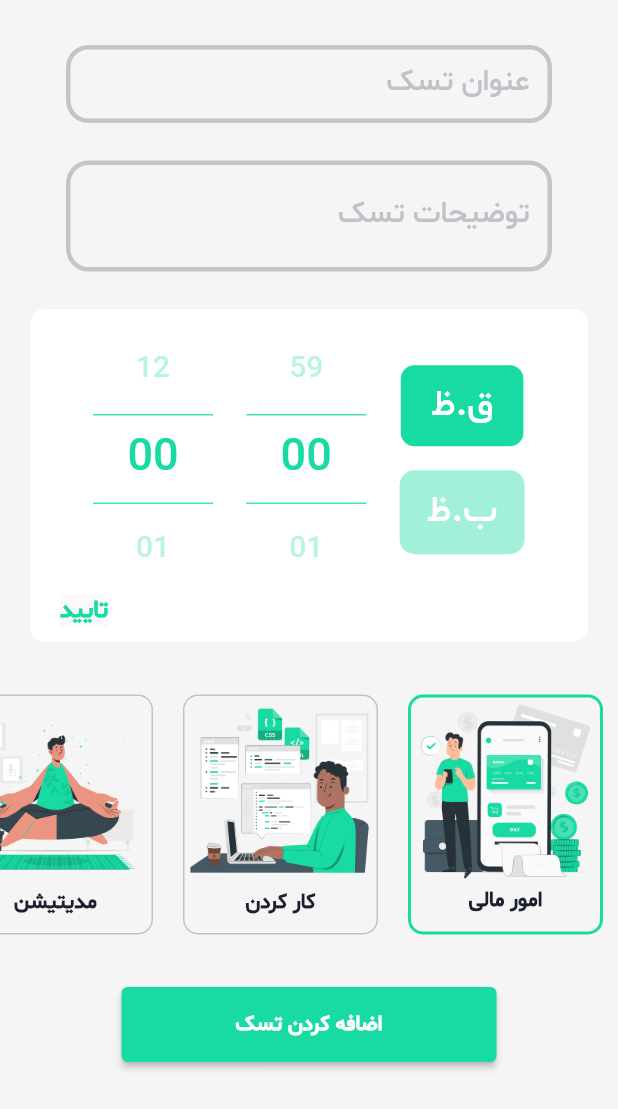
After one commit to arsalanManavii/TodoApplication, a Flutter app: the AddTaskScreen screen opened directly, on a phone screen of 412 x 824 dp. The commit adds this screen. Shown: the top 1109 px of the screen. Run offline on Flutter 3.47's test engine with Material 2 defaults, Android fonts, the phone set to English and light mode, and no system bars; drawn by our look-alikes of numberpicker; our stand-ins replace percent_indicator.

Commit message:
add task screen ui added

```diff
--- /dev/null
+++ b/lib/data/task_type.dart
@@ -0,0 +1,13 @@
+import 'package:note_application/enums/task_type_enum.dart';
+
+class TaskType {
+  TaskType({
+    required this.image,
+    required this.title,
+    required this.taskTypeEnum,
+  });
+
+  String image;
+  String title;
+  Enum taskTypeEnum;
+}
--- /dev/null
+++ b/lib/enums/task_type_enum.dart
@@ -0,0 +1,11 @@
+enum TaskTypeEnum {
+  banking,
+  hardWorking,
+  meditate,
+  socialFriends,
+  studyEnglish,
+  study,
+  uiPractice,
+  workMeeting,
+  workout,
+}
--- a/lib/main.dart
+++ b/lib/main.dart
@@ -1,4 +1,5 @@
 import 'package:flutter/material.dart';
+import 'package:note_application/screens/add_task_screen.dart';
 import 'package:note_application/screens/calendar_screen.dart';
 import 'package:note_application/screens/home_screen.dart';
 
--- /dev/null
+++ b/lib/screens/add_task_screen.dart
@@ -0,0 +1,344 @@
+import 'package:flutter/material.dart';
+import 'package:note_application/constant/color.dart';
+import 'package:note_application/utility/utility.dart';
+import 'package:numberpicker/numberpicker.dart';
+
+class AddTaskScreen extends StatefulWidget {
+  const AddTaskScreen({super.key});
+
+  @override
+  State<AddTaskScreen> createState() => _AddTaskScreenState();
+}
+
+class _AddTaskScreenState extends State<AddTaskScreen> {
+  FocusNode negahban1 = FocusNode();
+  FocusNode negahban2 = FocusNode();
+  final controllerTitle = TextEditingController();
+  final controllerSubTitle = TextEditingController();
+  var hour = 0;
+  var minute = 0;
+  bool isAMFormat = true;
+  int _selectedItem = 0;
+  @override
+  void initState() {
+    super.initState();
+    negahban1.addListener(
+      () {
+        setState(
+          () {},
+        );
+      },
+    );
+    negahban2.addListener(
+      () {
+        setState(
+          () {},
+        );
+      },
+    );
+  }
+
+  @override
+  Widget build(BuildContext context) {
+    return Scaffold(
+      backgroundColor: backgroundWhiteColor,
+      body: SafeArea(
+        child: Column(
+          children: [
+            SizedBox(height: 30.0),
+            _getTitleContainer(),
+            SizedBox(height: 25.0),
+            _getSubTitleContainer(),
+            SizedBox(height: 25.0),
+            _getTimePickerContainer(),
+            SizedBox(height: 25.0),
+            _getTaskTypeList(),
+            SizedBox(height: 25.0),
+            ElevatedButton(
+              style: ElevatedButton.styleFrom(
+                minimumSize: Size(250, 50),
+                backgroundColor: greenColor,
+              ),
+              onPressed: () {},
+              child: Text(
+                'اضافه کردن تسک',
+                style: TextStyle(
+                    fontSize: 14.0,
+                    fontWeight: FontWeight.bold,
+                    color: whiteColor),
+              ),
+            ),
+          ],
+        ),
+      ),
+    );
+  }
+
+  Widget _getTaskTypeList() {
+    return Container(
+      height: 180.0,
+      child: ListView.builder(
+        scrollDirection: Axis.horizontal,
+        reverse: true,
+        itemCount: getTaskItem().length,
+        itemBuilder: (BuildContext context, int index) {
+          return InkWell(
+            onTap: () {
+              setState(
+                () {
+                  _selectedItem = index;
+                },
+              );
+            },
+            child: Container(
+              margin: EdgeInsets.all(10.0),
+              height: 150.0,
+              width: 130.0,
+              decoration: BoxDecoration(
+                borderRadius: BorderRadius.all(
+                  Radius.circular(10.0),
+                ),
+                border: (_selectedItem == index)
+                    ? Border.all(color: greenColor, width: 2.0)
+                    : Border.all(color: greyColor, width: 1.0),
+              ),
+              child: Column(
+                children: [
+                  Image.asset(getTaskItem()[index].image),
+                  Text(
+                    getTaskItem()[index].title,
+                    style: TextStyle(
+                        color: textColor,
+                        fontSize: 14.0,
+                        fontWeight: FontWeight.bold),
+                  ),
+                ],
+              ),
+            ),
+          );
+        },
+      ),
+    );
+  }
+
+  Widget _getTimePickerContainer() {
+    return Padding(
+      padding: EdgeInsets.symmetric(horizontal: 20),
+      child: Column(
+        mainAxisAlignment: MainAxisAlignment.center,
+        children: [
+          Container(
+            padding: EdgeInsets.symmetric(horizontal: 20, vertical: 10),
+            decoration: BoxDecoration(
+                color: whiteColor, borderRadius: BorderRadius.circular(10)),
+            child: Ink(
+              child: Column(
+                crossAxisAlignment: CrossAxisAlignment.start,
+                children: [
+                  Row(
+                    mainAxisAlignment: MainAxisAlignment.spaceEvenly,
+                    children: [
+                      NumberPicker(
+                        minValue: 0,
+                        maxValue: 12,
+                        value: hour,
+                        zeroPad: true,
+                        infiniteLoop: true,
+                        itemWidth: 80,
+                        itemHeight: 60,
+                        onChanged: (value) {
+                          setState(() {
+                            hour = value;
+                          });
+                        },
+                        textStyle: TextStyle(
+                            color: greenColor.withOpacity(0.3), fontSize: 20),
+                        selectedTextStyle:
+                            TextStyle(color: greenColor, fontSize: 30),
+                        decoration: BoxDecoration(
+                          border: Border(
+                            top: BorderSide(
+                              color: greenColor.withOpacity(0.8),
+                            ),
+                            bottom: BorderSide(
+                              color: greenColor.withOpacity(0.8),
+                            ),
+                          ),
+                        ),
+                      ),
+                      NumberPicker(
+                        minValue: 0,
+                        maxValue: 59,
+                        value: minute,
+                        zeroPad: true,
+                        infiniteLoop: true,
+                        itemWidth: 80,
+                        itemHeight: 60,
+                        onChanged: (value) {
+                          setState(() {
+                            minute = value;
+                          });
+                        },
+                        textStyle: TextStyle(
+                            color: greenColor.withOpacity(0.3), fontSize: 20),
+                        selectedTextStyle:
+                            TextStyle(color: greenColor, fontSize: 30),
+                        decoration: BoxDecoration(
+                          border: Border(
+                            top: BorderSide(
+                              color: greenColor.withOpacity(0.8),
+                            ),
+                            bottom:
+                                BorderSide(color: greenColor.withOpacity(0.8)),
+                          ),
+                        ),
+                      ),
+                      Column(
+                        children: [
+                          _getAmContainer(),
+                          SizedBox(
+                            height: 15,
+                          ),
+                          _getPMContainer()
+                        ],
+                      ),
+                    ],
+                  ),
+                  Material(
+                    child: InkWell(
+                      splashColor: greenColor.withOpacity(0.3),
+                      onTap: () {},
+                      child: Text(
+                        'تایید',
+                        style: TextStyle(
+                            fontSize: 16.0,
+                            fontWeight: FontWeight.bold,
+                            color: greenColor),
+                      ),
+                    ),
+                  )
+                ],
+              ),
+            ),
+          ),
+        ],
+      ),
+    );
+  }
+
+  Widget _getPMContainer() {
+    return GestureDetector(
+      onTap: () {
+        setState(() {
+          isAMFormat = false;
+        });
+      },
+      child: Container(
+        padding: EdgeInsets.symmetric(horizontal: 17, vertical: 10),
+        decoration: BoxDecoration(
+          borderRadius: BorderRadius.all(
+            Radius.circular(10.0),
+          ),
+          color: !isAMFormat ? greenColor : greenColor.withOpacity(0.4),
+          border: Border.all(
+            color: !isAMFormat == "PM" ? whiteColor : Colors.transparent,
+          ),
+        ),
+        child: Text(
+          "ب.ظ",
+          style: TextStyle(color: Colors.white, fontSize: 25),
+        ),
+      ),
+    );
+  }
+
+  Widget _getAmContainer() {
+    return GestureDetector(
+      onTap: () {
+        setState(() {
+          isAMFormat = true;
+        });
+      },
+      child: Container(
+        padding: EdgeInsets.symmetric(horizontal: 20, vertical: 10),
+        decoration: BoxDecoration(
+            borderRadius: BorderRadius.all(
+              Radius.circular(10.0),
+            ),
+            color: isAMFormat ? greenColor : greenColor.withOpacity(0.4),
+            border: Border.all(
+              color: isAMFormat ? whiteColor : Colors.transparent,
+            )),
+        child: Text(
+          "ق.ظ",
+          style: TextStyle(color: Colors.white, fontSize: 25),
+        ),
+      ),
+    );
+  }
+
+  Widget _getSubTitleContainer() {
+    return Padding(
+      padding: EdgeInsets.symmetric(horizontal: 44),
+      child: Directionality(
+        textDirection: TextDirection.rtl,
+        child: TextField(
+          controller: controllerSubTitle,
+          maxLines: 2,
+          focusNode: negahban2,
+          decoration: InputDecoration(
+            contentPadding: EdgeInsets.symmetric(horizontal: 15, vertical: 15),
+            labelText: 'توضیحات تسک',
+            labelStyle: TextStyle(
+              fontSize: 20,
+              color: negahban2.hasFocus ? greenColor : greyColor,
+            ),
+            enabledBorder: OutlineInputBorder(
+              borderRadius: BorderRadius.all(Radius.circular(15)),
+              borderSide: BorderSide(color: Color(0xffC5C5C5), width: 3.0),
+            ),
+            focusedBorder: OutlineInputBorder(
+              borderRadius: BorderRadius.all(Radius.circular(15)),
+              borderSide: BorderSide(
+                width: 3,
+                color: greenColor,
+              ),
+            ),
+          ),
+        ),
+      ),
+    );
+  }
+
+  Widget _getTitleContainer() {
+    return Padding(
+      padding: EdgeInsets.symmetric(horizontal: 44),
+      child: Directionality(
+        textDirection: TextDirection.rtl,
+        child: TextField(
+          controller: controllerTitle,
+          focusNode: negahban1,
+          decoration: InputDecoration(
+            contentPadding: EdgeInsets.symmetric(horizontal: 15, vertical: 15),
+            labelText: 'عنوان تسک',
+            labelStyle: TextStyle(
+              fontSize: 20,
+              color: negahban1.hasFocus ? greenColor : greyColor,
+            ),
+            enabledBorder: OutlineInputBorder(
+              borderRadius: BorderRadius.all(Radius.circular(15)),
+              borderSide: BorderSide(color: Color(0xffC5C5C5), width: 3.0),
+            ),
+            focusedBorder: OutlineInputBorder(
+              borderRadius: BorderRadius.all(Radius.circular(15)),
+              borderSide: BorderSide(
+                width: 3,
+                color: greenColor,
+              ),
+            ),
+          ),
+        ),
+      ),
+    );
+  }
+}
--- a/lib/screens/calendar_screen.dart
+++ b/lib/screens/calendar_screen.dart
@@ -2,6 +2,7 @@ import 'dart:developer';
 
 import 'package:flutter/material.dart';
 import 'package:note_application/constant/color.dart';
+import 'package:note_application/screens/add_task_screen.dart';
 import 'package:note_application/utility/utility.dart';
 import 'package:note_application/widgets/card_task_box_widget.dart';
 import 'package:note_application/widgets/time_line_widget.dart';
@@ -20,7 +21,11 @@ class _CalendarScreenState extends State<CalendarScreen> {
     return Scaffold(
       backgroundColor: backgroundWhiteColor,
       floatingActionButton: FloatingActionButton(
-        onPressed: () {},
+        onPressed: () {
+          Navigator.of(context).push(
+            MaterialPageRoute(builder: (context) => AddTaskScreen()),
+          );
+        },
         backgroundColor: greenColor,
         child: Image.asset('images/add_icon.png'),
       ),
--- a/lib/utility/utility.dart
+++ b/lib/utility/utility.dart
@@ -1,4 +1,5 @@
-
+import 'package:note_application/data/task_type.dart';
+import 'package:note_application/enums/task_type_enum.dart';
 
 List<String> list() {
   var listResult = [
@@ -18,6 +19,49 @@ List<String> list() {
   return listResult;
 }
 
+List<TaskType> getTaskItem() {
+  var listTask = [
+    TaskType(
+        image: 'images/banking.png',
+        title: 'امور مالی',
+        taskTypeEnum: TaskTypeEnum.banking),
+    TaskType(
+        image: 'images/hard_working.png',
+        title: 'کار کردن',
+        taskTypeEnum: TaskTypeEnum.hardWorking),
+    TaskType(
+        image: 'images/meditate.png',
+        title: 'مدیتیشن',
+        taskTypeEnum: TaskTypeEnum.meditate),
+    TaskType(
+        image: 'images/social_friends.png',
+        title: 'قرار دوستانه',
+        taskTypeEnum: TaskTypeEnum.socialFriends),
+    TaskType(
+        image: 'images/study_english.png',
+        title: 'زبان خوندن',
+        taskTypeEnum: TaskTypeEnum.studyEnglish),
+    TaskType(
+        image: 'images/study.png',
+        title: 'مطالعه کردن',
+        taskTypeEnum: TaskTypeEnum.study),
+    TaskType(
+        image: 'images/ui_practice.png',
+        title: 'طراحی ',
+        taskTypeEnum: TaskTypeEnum.uiPractice),
+    TaskType(
+        image: 'images/work_meeting.png',
+        title: 'قرار کاری',
+        taskTypeEnum: TaskTypeEnum.workMeeting),
+    TaskType(
+        image: 'images/workout.png',
+        title: 'ورزش کردن',
+        taskTypeEnum: TaskTypeEnum.workout),
+  ];
+
+  return listTask;
+}
+
 String replaceFarsiNumber(String input) {
   const english = ['0', '1', '2', '3', '4', '5', '6', '7', '8', '9'];
   const farsi = ['۰', '۱', '۲', '۳', '۴', '۵', '۶', '۷', '۸', '۹'];
--- a/pubspec.yaml
+++ b/pubspec.yaml
@@ -31,11 +31,13 @@ dependencies:
   flutter:
     sdk: flutter
   percent_indicator: ^4.0.1
+  numberpicker: ^2.1.2
 
 
   # The following adds the Cupertino Icons font to your application.
   # Use with the CupertinoIcons class for iOS style icons.
   cupertino_icons: ^1.0.2
+
 
 dev_dependencies:
   flutter_test:
```
Also changed, not shown: images/social_friends.png (renamed from images/social_frends.png), pubspec.lock.
